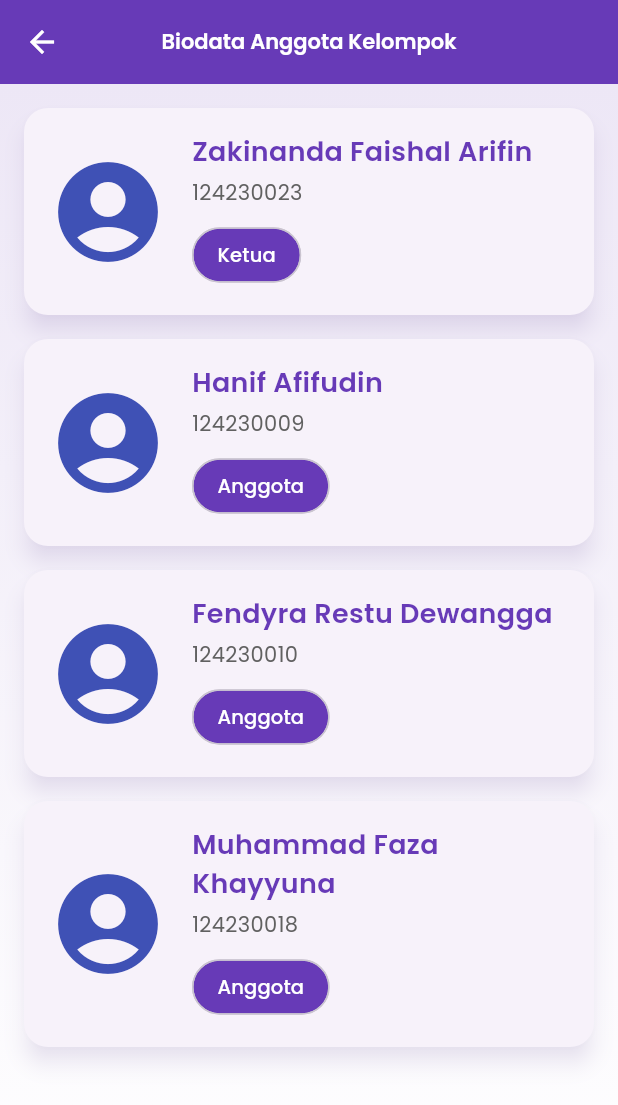
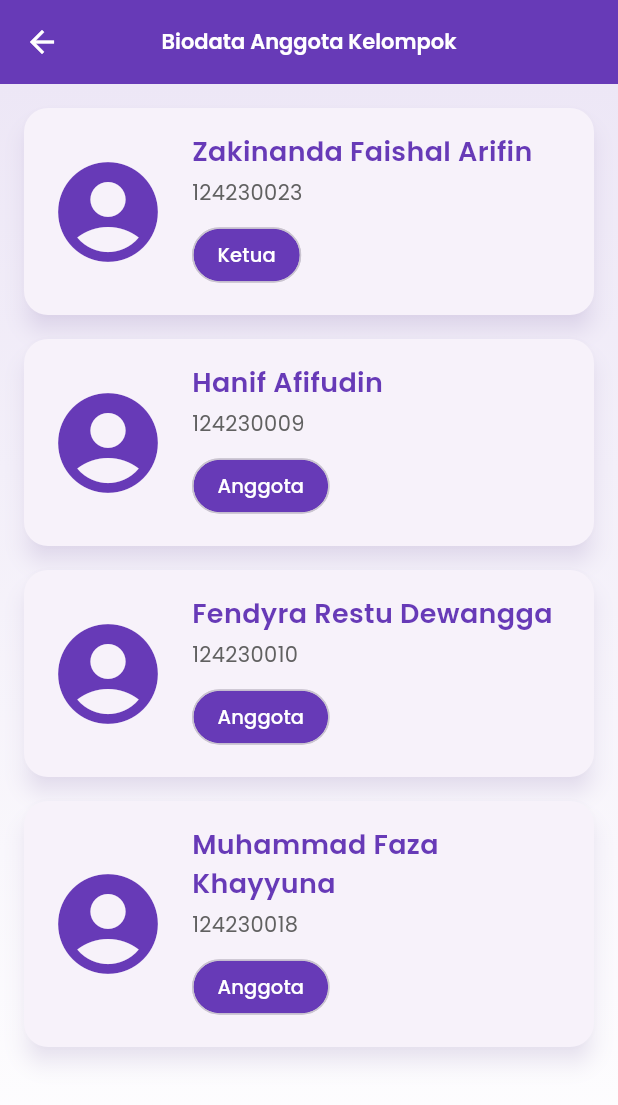
Before and after one commit to Fendyra/math_app, a Flutter app: the TeamPage screen opened directly, on a phone screen of 412 x 824 dp. Shown: the top 1105 px of the screen. Run offline on Flutter 3.47's test engine with Material 3 defaults, Android fonts, the phone set to English and light mode, and no system bars; our stand-ins replace google_fonts.

Commit message:
Update UI

```diff
--- a/lib/team_page.dart
+++ b/lib/team_page.dart
@@ -103,7 +103,7 @@ class AnggotaCard extends StatelessWidget {
         padding: const EdgeInsets.all(16),
         child: Row(
           children: [
-            Icon(Icons.account_circle, size: 80, color: Colors.indigo),
+            Icon(Icons.account_circle, size: 80, color: Colors.deepPurple),
             // CircleAvatar(
             //   radius: 35,
             //   backgroundImage: NetworkImage(anggota.fotoUrl),
```
